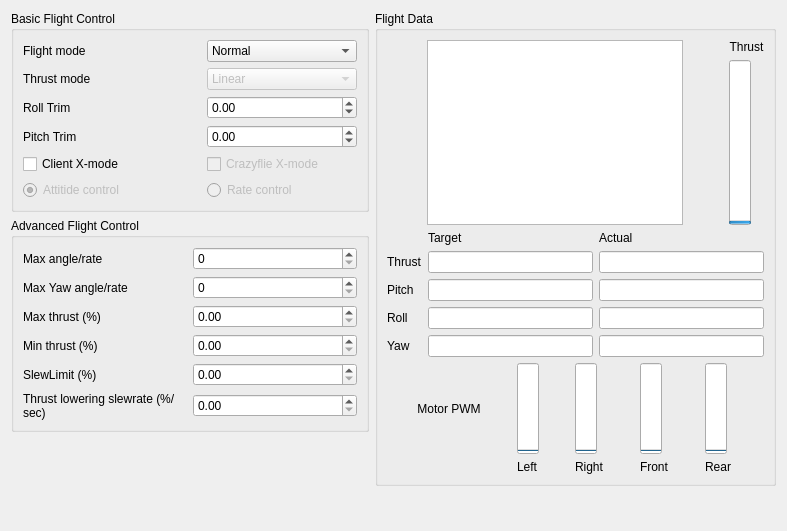
First picture: the form in lib/cfclient/ui/tabs/flightTab.ui, repository bitcraze/crazyflie-clients-python, before the edit.
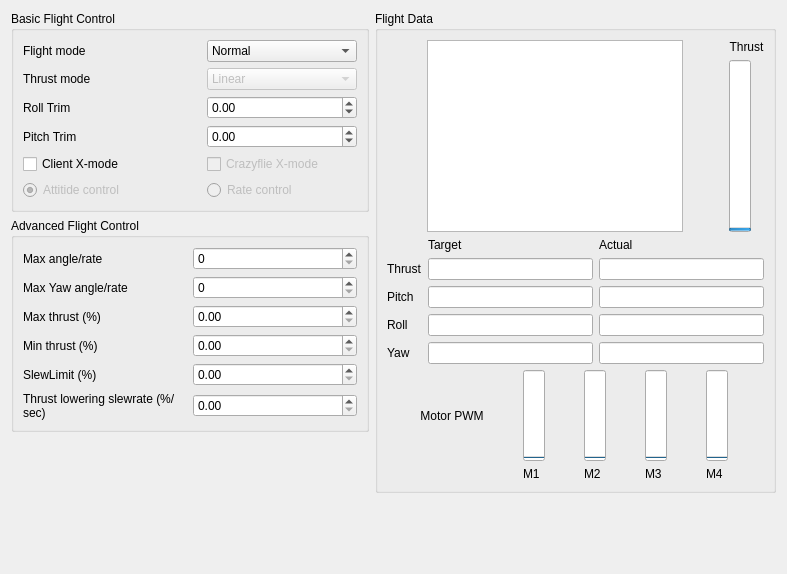
Second picture: the form after the edit.

Commit message: Renamed motors in UI and added client side x-mode to config

What changed in the file:
```diff
--- a/lib/cfclient/ui/tabs/flightTab.ui
+++ b/lib/cfclient/ui/tabs/flightTab.ui
@@ -7,7 +7,7 @@
     <x>0</x>
     <y>0</y>
     <width>787</width>
-    <height>531</height>
+    <height>574</height>
    </rect>
   </property>
   <property name="windowTitle">
@@ -388,8 +388,8 @@
              <string>&lt;!DOCTYPE HTML PUBLIC &quot;-//W3C//DTD HTML 4.0//EN&quot; &quot;http://www.w3.org/TR/REC-html40/strict.dtd&quot;&gt;
 &lt;html&gt;&lt;head&gt;&lt;meta name=&quot;qrichtext&quot; content=&quot;1&quot; /&gt;&lt;style type=&quot;text/css&quot;&gt;
 p, li { white-space: pre-wrap; }
-&lt;/style&gt;&lt;/head&gt;&lt;body style=&quot; font-family:'Ubuntu'; font-size:11pt; font-weight:400; font-style:normal;&quot;&gt;
-&lt;p style=&quot;-qt-paragraph-type:empty; margin-top:0px; margin-bottom:0px; margin-left:0px; margin-right:0px; -qt-block-indent:0; text-indent:0px;&quot;&gt;&lt;br /&gt;&lt;/p&gt;&lt;/body&gt;&lt;/html&gt;</string>
+&lt;/style&gt;&lt;/head&gt;&lt;body style=&quot; font-family:'Cantarell'; font-size:11pt; font-weight:400; font-style:normal;&quot;&gt;
+&lt;p style=&quot;-qt-paragraph-type:empty; margin-top:0px; margin-bottom:0px; margin-left:0px; margin-right:0px; -qt-block-indent:0; text-indent:0px; font-family:'Ubuntu';&quot;&gt;&lt;br /&gt;&lt;/p&gt;&lt;/body&gt;&lt;/html&gt;</string>
             </property>
            </widget>
           </item>
@@ -548,28 +548,28 @@
           <item row="1" column="1">
            <widget class="QLabel" name="label_23">
             <property name="text">
-             <string>Left</string>
+             <string>M1</string>
             </property>
            </widget>
           </item>
           <item row="1" column="2">
            <widget class="QLabel" name="label_20">
             <property name="text">
-             <string>Right</string>
+             <string>M2</string>
             </property>
            </widget>
           </item>
           <item row="1" column="3">
            <widget class="QLabel" name="label_21">
             <property name="text">
-             <string>Front</string>
+             <string>M3</string>
             </property>
            </widget>
           </item>
           <item row="1" column="4">
            <widget class="QLabel" name="label_22">
             <property name="text">
-             <string>Rear</string>
+             <string>M4</string>
             </property>
            </widget>
           </item>
```
The commit also changes 2 other files.
